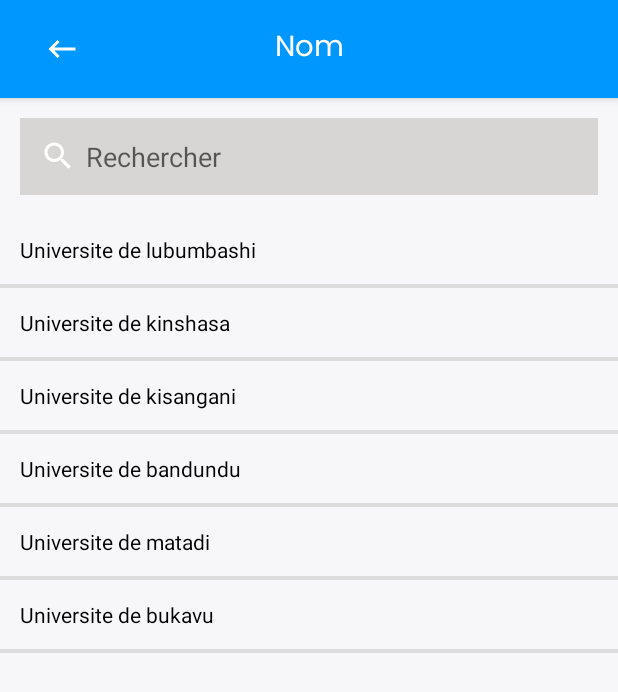
After one commit to BabiMumba/Funda-Academia, an Android app: the SearchAcademiqActivity screen opened directly, with no data from a screen before it, on a phone screen of 412 x 824 dp. The commit adds this screen. Shown: the top 692 px of the screen. Run offline under Robolectric (Android 15) with nearby library versions, the phone set to English and light mode, and no system bars; our stand-ins replace sdp/ssp sizes.

Commit message:
ajouter la clasee Acamique adapter

```diff
--- a/app/src/main/AndroidManifest.xml
+++ b/app/src/main/AndroidManifest.xml
@@ -16,6 +16,9 @@
         android:theme="@style/Theme.Funda"
         android:usesCleartextTraffic="true"
         tools:targetApi="31">
+        <activity
+            android:name=".Activity.SearchAcademiqActivity"
+            android:exported="false" />
         <activity
             android:name=".Auth.RegisterActivity"
             android:exported="false" />
--- /dev/null
+++ b/app/src/main/java/cd/bmfundacademia/com/Activity/SearchAcademiqActivity.kt
@@ -0,0 +1,40 @@
+package cd.bmfundacademia.com.Activity
+
+import android.os.Bundle
+import androidx.activity.enableEdgeToEdge
+import androidx.appcompat.app.AppCompatActivity
+import androidx.core.view.ViewCompat
+import androidx.core.view.WindowInsetsCompat
+import cd.bmfundacademia.com.Adapter.AcademiqueAdapter
+import cd.bmfundacademia.com.R
+import cd.bmfundacademia.com.databinding.ActivitySearchAcademiqBinding
+
+class SearchAcademiqActivity : AppCompatActivity() {
+    lateinit var binding: ActivitySearchAcademiqBinding
+    lateinit var adapter: AcademiqueAdapter
+    //liste
+    val liste = ArrayList<String>()
+    override fun onCreate(savedInstanceState: Bundle?) {
+        super.onCreate(savedInstanceState)
+        binding = ActivitySearchAcademiqBinding.inflate(layoutInflater)
+        setContentView(binding.root)
+
+        //enableEdgeToEdge()
+
+        //liste
+        liste.add("Universite de lubumbashi")
+        liste.add("Universite de kinshasa")
+        liste.add("Universite de kisangani")
+        liste.add("Universite de bandundu")
+        liste.add("Universite de matadi")
+        liste.add("Universite de bukavu")
+        adapter = AcademiqueAdapter(liste)
+        binding.recyclerView.layoutManager = androidx.recyclerview.widget.LinearLayoutManager(this)
+        binding.recyclerView.adapter = adapter
+
+
+
+
+
+    }
+}
--- /dev/null
+++ b/app/src/main/java/cd/bmfundacademia/com/Adapter/AcademiqueAdapter.kt
@@ -0,0 +1,27 @@
+package cd.bmfundacademia.com.Adapter
+
+import android.view.LayoutInflater
+import android.view.View
+import android.view.ViewGroup
+import android.widget.TextView
+import androidx.recyclerview.widget.RecyclerView
+import cd.bmfundacademia.com.R
+
+class AcademiqueAdapter(val liste:ArrayList<String>): RecyclerView.Adapter<AcademiqueAdapter.ViewHolder>() {
+    class ViewHolder(itemView: View):RecyclerView.ViewHolder(itemView) {
+        val nom:TextView = itemView.findViewById(R.id.title_element)
+    }
+
+    override fun onCreateViewHolder(parent: ViewGroup, viewType: Int): ViewHolder {
+        val view = LayoutInflater.from(parent.context).inflate(R.layout.item_layout_acca,parent,false)
+        return ViewHolder(view)
+    }
+
+    override fun onBindViewHolder(holder: ViewHolder, position: Int) {
+        holder.nom.text = liste[position]
+    }
+
+    override fun getItemCount(): Int {
+        return liste.size
+    }
+}
--- a/app/src/main/java/cd/bmfundacademia/com/Auth/StepRegister/StepeOneFragment.kt
+++ b/app/src/main/java/cd/bmfundacademia/com/Auth/StepRegister/StepeOneFragment.kt
@@ -35,7 +35,7 @@ class StepeOneFragment : Fragment() {
                     // Passer à l'étape suivante
                     parentActivity.viewPager.currentItem += 1
 
-                }, 3000)
+                }, 1000)
             }
 
         }
--- a/app/src/main/java/cd/bmfundacademia/com/Auth/StepRegister/StepeTwoFragment.kt
+++ b/app/src/main/java/cd/bmfundacademia/com/Auth/StepRegister/StepeTwoFragment.kt
@@ -9,9 +9,11 @@ import android.view.View
 import android.view.ViewGroup
 import android.widget.ArrayAdapter
 import android.widget.Toast
+import cd.bmfundacademia.com.Activity.SearchAcademiqActivity
 import cd.bmfundacademia.com.Auth.RegisterActivity
 import cd.bmfundacademia.com.Model.University
 import cd.bmfundacademia.com.R
+import cd.bmfundacademia.com.Util.Utils
 import cd.bmfundacademia.com.databinding.BottomSheetUniversitiesBinding
 import cd.bmfundacademia.com.databinding.FragmentStepeTwoBinding
 import com.google.android.material.bottomsheet.BottomSheetDialog
@@ -21,11 +23,7 @@ class StepeTwoFragment : Fragment() {
     private lateinit var firestore: FirebaseFirestore
     private lateinit var bottomSheetDialog: BottomSheetDialog
     lateinit var adapter: ArrayAdapter<String>
-    override fun onCreate(savedInstanceState: Bundle?) {
-        super.onCreate(savedInstanceState)
-
-    }
-
+    private val selectedUniversities = ArrayList<String>()
     lateinit var binding: FragmentStepeTwoBinding
     override fun onCreateView(
         inflater: LayoutInflater, container: ViewGroup?,
@@ -54,6 +52,9 @@ class StepeTwoFragment : Fragment() {
         binding.university.setOnClickListener {
             showUniversityList()
         }
+        binding.faculter.setOnClickListener {
+            Utils.Intent1(requireActivity(), SearchAcademiqActivity::class.java)
+        }
         return binding.root
     }
     private fun showUniversityList() {
@@ -68,9 +69,8 @@ class StepeTwoFragment : Fragment() {
         liste_univer.add(University("Unh","universite nouveaux horizon"))
         val liste_univer_names = ArrayList<String>()
         for (university in liste_univer) {
-            liste_univer_names.add(university.Nom)
+            liste_univer_names.add(university.nom)
         }
-
 
 
         val binding = BottomSheetUniversitiesBinding.inflate(layoutInflater)
@@ -83,7 +83,13 @@ class StepeTwoFragment : Fragment() {
         adapter.addAll(liste_univer_names)
 
         binding.universitiesList.setOnItemClickListener { parent, view, position, id ->
-            Toast.makeText(requireActivity(), id.toString(), Toast.LENGTH_SHORT).show()
+            val selectedUniversity = liste_univer_names[position]
+            selectedUniversities.add(selectedUniversity)
+            Toast.makeText(requireActivity(), selectedUniversity, Toast.LENGTH_SHORT).show()
+            bottomSheetDialog.dismiss()
+
+            // Mettre à jour le texte du bouton avec les noms d'universités sélectionnés
+            updateButtonLabel()
         }
 
 
@@ -98,7 +104,10 @@ class StepeTwoFragment : Fragment() {
 
 
     fun validateData(): Boolean {
-        // Vérifier si les informations saisies sont valides et retourner true ou false en conséquence
         return true
     }
+    private fun updateButtonLabel() {
+        val selectedUniversityNames = selectedUniversities.lastOrNull() ?: ""
+        binding.university.text = selectedUniversityNames
+    }
 }
--- a/app/src/main/java/cd/bmfundacademia/com/Model/University.kt
+++ b/app/src/main/java/cd/bmfundacademia/com/Model/University.kt
@@ -3,7 +3,7 @@ package cd.bmfundacademia.com.Model
 import com.google.android.gms.common.util.Strings
 
 data class University (
-    val Id:String,
-    val Nom:String,
+    val id:String,
+    val nom:String,
 
 )
--- /dev/null
+++ b/app/src/main/res/drawable/baseline_search_24.xml
@@ -0,0 +1,5 @@
+<vector xmlns:android="http://schemas.android.com/apk/res/android" android:height="24dp" android:tint="#FFFFFF" android:viewportHeight="24" android:viewportWidth="24" android:width="24dp">
+
+    <path android:fillColor="@android:color/white" android:pathData="M15.5,14h-0.79l-0.28,-0.27C15.41,12.59 16,11.11 16,9.5 16,5.91 13.09,3 9.5,3S3,5.91 3,9.5 5.91,16 9.5,16c1.61,0 3.09,-0.59 4.23,-1.57l0.27,0.28v0.79l5,4.99L20.49,19l-4.99,-5zM9.5,14C7.01,14 5,11.99 5,9.5S7.01,5 9.5,5 14,7.01 14,9.5 11.99,14 9.5,14z"/>
+
+</vector>
--- /dev/null
+++ b/app/src/main/res/layout/activity_search_academiq.xml
@@ -0,0 +1,42 @@
+<?xml version="1.0" encoding="utf-8"?>
+<LinearLayout
+    xmlns:android="http://schemas.android.com/apk/res/android"
+    xmlns:app="http://schemas.android.com/apk/res-auto"
+    xmlns:tools="http://schemas.android.com/tools"
+    android:id="@+id/main"
+    android:layout_width="match_parent"
+    android:layout_height="match_parent"
+    android:background="@color/backgroud"
+    tools:context=".Activity.SearchAcademiqActivity"
+    android:orientation="vertical"
+    >
+
+    <include
+        android:id="@+id/toolbar"
+        android:layout_width="match_parent"
+        android:layout_height="wrap_content"
+        layout="@layout/toolbar_top"
+        />
+    <EditText
+        android:layout_width="match_parent"
+        android:layout_height="wrap_content"
+        android:background="@color/input_background"
+        android:layout_margin="@dimen/_10sdp"
+        android:padding="@dimen/_10sdp"
+        android:hint="Rechercher"
+        android:drawableStart="@drawable/baseline_search_24"
+        android:drawablePadding="@dimen/_5sdp"
+        />
+    <androidx.recyclerview.widget.RecyclerView
+        android:layout_width="match_parent"
+        android:layout_height="wrap_content"
+        android:id="@+id/recycler_view"
+        tools:listitem="@layout/item_layout_acca"
+        />
+
+
+
+
+
+
+</LinearLayout>
--- /dev/null
+++ b/app/src/main/res/layout/item_layout_acca.xml
@@ -0,0 +1,28 @@
+<?xml version="1.0" encoding="utf-8"?>
+<RelativeLayout
+    xmlns:android="http://schemas.android.com/apk/res/android"
+    android:layout_width="match_parent"
+
+    android:background="@color/backgroud"
+    android:layout_height="wrap_content">
+    <LinearLayout
+        android:layout_width="match_parent"
+        android:layout_height="wrap_content"
+        android:orientation="vertical"
+        >
+        <TextView
+            android:id="@+id/title_element"
+            android:layout_margin="@dimen/_10sdp"
+            android:layout_width="match_parent"
+            android:layout_height="wrap_content"
+            android:text="Bonjour babi mumba"
+            android:textColor="@color/primary_text"
+            />
+        <View
+            android:layout_width="match_parent"
+            android:layout_height="@dimen/_2sdp"
+            android:background="@color/gray"
+            />
+    </LinearLayout>
+
+</RelativeLayout>
```
